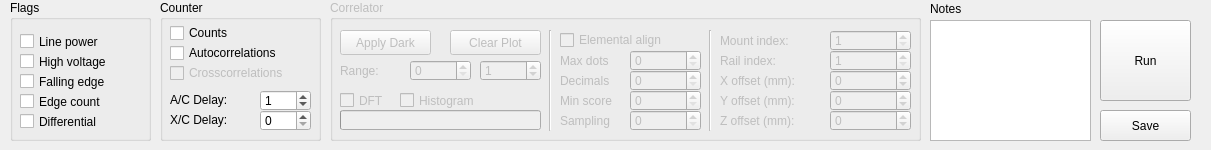
Qt form line.ui (ahp-electronics/xc-gui) before a commit.
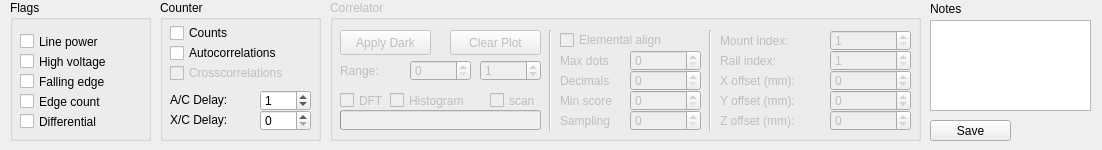
The same form after that commit.

Patch:
```diff
--- a/line.ui
+++ b/line.ui
@@ -6,7 +6,7 @@
    <rect>
     <x>0</x>
     <y>0</y>
-    <width>1211</width>
+    <width>1102</width>
     <height>150</height>
    </rect>
   </property>
@@ -189,7 +189,7 @@
      <rect>
       <x>10</x>
       <y>90</y>
-      <width>61</width>
+      <width>51</width>
       <height>21</height>
      </rect>
     </property>
@@ -453,7 +453,7 @@
    <widget class="QCheckBox" name="Histogram">
     <property name="geometry">
      <rect>
-      <x>70</x>
+      <x>60</x>
       <y>90</y>
       <width>91</width>
       <height>21</height>
@@ -492,6 +492,19 @@
      <number>256</number>
     </property>
    </widget>
+   <widget class="QCheckBox" name="Active">
+    <property name="geometry">
+     <rect>
+      <x>160</x>
+      <y>90</y>
+      <width>51</width>
+      <height>21</height>
+     </rect>
+    </property>
+    <property name="text">
+     <string>scan</string>
+    </property>
+   </widget>
   </widget>
   <widget class="QGroupBox" name="Counter">
    <property name="enabled">
@@ -606,26 +619,13 @@
     </property>
    </widget>
   </widget>
-  <widget class="QPushButton" name="Run">
-   <property name="geometry">
-    <rect>
-     <x>1100</x>
-     <y>20</y>
-     <width>91</width>
-     <height>81</height>
-    </rect>
-   </property>
-   <property name="text">
-    <string>Run</string>
-   </property>
-  </widget>
   <widget class="QPushButton" name="Save">
    <property name="geometry">
     <rect>
-     <x>1100</x>
-     <y>110</y>
-     <width>91</width>
-     <height>31</height>
+     <x>930</x>
+     <y>120</y>
+     <width>81</width>
+     <height>21</height>
     </rect>
    </property>
    <property name="text">
@@ -638,7 +638,7 @@
      <x>930</x>
      <y>20</y>
      <width>161</width>
-     <height>121</height>
+     <height>91</height>
     </rect>
    </property>
   </widget>
```
